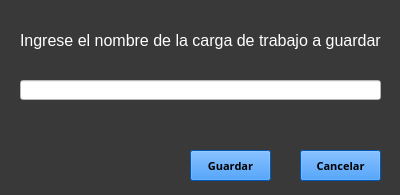
First picture: the form in Dialog_Guardar.ui, repository ianv97/SO, before the edit.
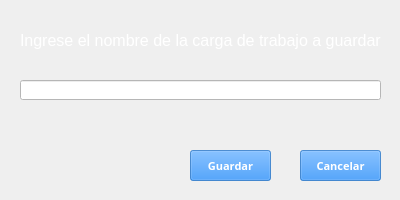
Second picture: the form after the edit. Icons and pictures are not drawn.

Patch:
```diff
--- a/Dialog_Guardar.ui
+++ b/Dialog_Guardar.ui
@@ -7,14 +7,29 @@
     <x>0</x>
     <y>0</y>
     <width>400</width>
-    <height>195</height>
+    <height>200</height>
    </rect>
   </property>
+  <property name="minimumSize">
+   <size>
+    <width>400</width>
+    <height>200</height>
+   </size>
+  </property>
+  <property name="maximumSize">
+   <size>
+    <width>400</width>
+    <height>200</height>
+   </size>
+  </property>
   <property name="windowTitle">
    <string>Guardar carga de trabajo</string>
   </property>
   <property name="styleSheet">
-   <string notr="true">background-color: rgb(57, 57, 57);</string>
+   <string notr="true">background-image:url(Recursos/Fondo.jpg)</string>
+  </property>
+  <property name="modal">
+   <bool>true</bool>
   </property>
   <widget class="QPushButton" name="pushButton_Guardar">
    <property name="geometry">
@@ -31,15 +46,15 @@
       <colorrole role="WindowText">
        <brush brushstyle="SolidPattern">
         <color alpha="255">
-         <red>0</red>
-         <green>0</green>
-         <blue>0</blue>
+         <red>255</red>
+         <green>255</green>
+         <blue>255</blue>
         </color>
        </brush>
       </colorrole>
       <colorrole role="Button">
        <brush brushstyle="SolidPattern">
-        <color alpha="255">
+        <color alpha="150">
          <red>0</red>
          <green>123</green>
          <blue>255</blue>
@@ -49,24 +64,24 @@
       <colorrole role="Text">
        <brush brushstyle="SolidPattern">
         <color alpha="255">
-         <red>0</red>
-         <green>0</green>
-         <blue>0</blue>
+         <red>255</red>
+         <green>255</green>
+         <blue>255</blue>
         </color>
        </brush>
       </colorrole>
       <colorrole role="ButtonText">
        <brush brushstyle="SolidPattern">
         <color alpha="255">
-         <red>0</red>
-         <green>0</green>
-         <blue>0</blue>
+         <red>255</red>
+         <green>255</green>
+         <blue>255</blue>
         </color>
        </brush>
       </colorrole>
       <colorrole role="Base">
        <brush brushstyle="SolidPattern">
-        <color alpha="255">
+        <color alpha="150">
          <red>0</red>
          <green>123</green>
          <blue>255</blue>
@@ -75,7 +90,7 @@
       </colorrole>
       <colorrole role="Window">
        <brush brushstyle="SolidPattern">
-        <color alpha="255">
+        <color alpha="150">
          <red>0</red>
          <green>123</green>
          <blue>255</blue>
@@ -87,15 +102,15 @@
       <colorrole role="WindowText">
        <brush brushstyle="SolidPattern">
         <color alpha="255">
-         <red>0</red>
-         <green>0</green>
-         <blue>0</blue>
+         <red>255</red>
+         <green>255</green>
+         <blue>255</blue>
         </color>
        </brush>
       </colorrole>
       <colorrole role="Button">
        <brush brushstyle="SolidPattern">
-        <color alpha="255">
+        <color alpha="150">
          <red>0</red>
          <green>123</green>
          <blue>255</blue>
@@ -105,24 +120,24 @@
       <colorrole role="Text">
        <brush brushstyle="SolidPattern">
         <color alpha="255">
-         <red>0</red>
-         <green>0</green>
-         <blue>0</blue>
+         <red>255</red>
+         <green>255</green>
+         <blue>255</blue>
         </color>
        </brush>
       </colorrole>
       <colorrole role="ButtonText">
        <brush brushstyle="SolidPattern">
         <color alpha="255">
-         <red>0</red>
-         <green>0</green>
-         <blue>0</blue>
+         <red>255</red>
+         <green>255</green>
+         <blue>255</blue>
         </color>
        </brush>
       </colorrole>
       <colorrole role="Base">
        <brush brushstyle="SolidPattern">
-        <color alpha="255">
+        <color alpha="150">
          <red>0</red>
          <green>123</green>
          <blue>255</blue>
@@ -131,7 +146,7 @@
       </colorrole>
       <colorrole role="Window">
        <brush brushstyle="SolidPattern">
-        <color alpha="255">
+        <color alpha="150">
          <red>0</red>
          <green>123</green>
          <blue>255</blue>
@@ -143,15 +158,15 @@
       <colorrole role="WindowText">
        <brush brushstyle="SolidPattern">
         <color alpha="255">
-         <red>0</red>
-         <green>0</green>
-         <blue>0</blue>
+         <red>255</red>
+         <green>255</green>
+         <blue>255</blue>
         </color>
        </brush>
       </colorrole>
       <colorrole role="Button">
        <brush brushstyle="SolidPattern">
-        <color alpha="255">
+        <color alpha="150">
          <red>0</red>
          <green>123</green>
          <blue>255</blue>
@@ -161,24 +176,24 @@
       <colorrole role="Text">
        <brush brushstyle="SolidPattern">
         <color alpha="255">
-         <red>0</red>
-         <green>0</green>
-         <blue>0</blue>
+         <red>255</red>
+         <green>255</green>
+         <blue>255</blue>
         </color>
        </brush>
       </colorrole>
       <colorrole role="ButtonText">
        <brush brushstyle="SolidPattern">
         <color alpha="255">
-         <red>0</red>
-         <green>0</green>
-         <blue>0</blue>
+         <red>255</red>
+         <green>255</green>
+         <blue>255</blue>
         </color>
        </brush>
       </colorrole>
       <colorrole role="Base">
        <brush brushstyle="SolidPattern">
-        <color alpha="255">
+        <color alpha="150">
          <red>0</red>
          <green>123</green>
          <blue>255</blue>
@@ -187,7 +202,7 @@
       </colorrole>
       <colorrole role="Window">
        <brush brushstyle="SolidPattern">
-        <color alpha="255">
+        <color alpha="150">
          <red>0</red>
          <green>123</green>
          <blue>255</blue>
@@ -213,8 +228,9 @@
     <string>&lt;html&gt;&lt;head/&gt;&lt;body&gt;&lt;p&gt;Guardar carga de trabajo&lt;/p&gt;&lt;/body&gt;&lt;/html&gt;</string>
    </property>
    <property name="styleSheet">
-    <string notr="true">background-color: rgb(0, 123, 255);
-color: rgb(0, 0, 0);</string>
+    <string notr="true">background-image:url();
+background-color: rgb(0, 123, 255, 150);
+color: rgb(255, 255, 255);</string>
    </property>
    <property name="text">
     <string>Guardar</string>
@@ -238,15 +254,15 @@
       <colorrole role="WindowText">
        <brush brushstyle="SolidPattern">
         <color alpha="255">
-         <red>0</red>
-         <green>0</green>
-         <blue>0</blue>
+         <red>255</red>
+         <green>255</green>
+         <blue>255</blue>
         </color>
        </brush>
       </colorrole>
       <colorrole role="Button">
        <brush brushstyle="SolidPattern">
-        <color alpha="255">
+        <color alpha="150">
          <red>0</red>
          <green>123</green>
          <blue>255</blue>
@@ -256,24 +272,24 @@
       <colorrole role="Text">
        <brush brushstyle="SolidPattern">
         <color alpha="255">
-         <red>0</red>
-         <green>0</green>
-         <blue>0</blue>
+         <red>255</red>
+         <green>255</green>
+         <blue>255</blue>
         </color>
        </brush>
       </colorrole>
       <colorrole role="ButtonText">
        <brush brushstyle="SolidPattern">
         <color alpha="255">
-         <red>0</red>
-         <green>0</green>
-         <blue>0</blue>
+         <red>255</red>
+         <green>255</green>
+         <blue>255</blue>
         </color>
        </brush>
       </colorrole>
       <colorrole role="Base">
        <brush brushstyle="SolidPattern">
-        <color alpha="255">
+        <color alpha="150">
          <red>0</red>
          <green>123</green>
          <blue>255</blue>
@@ -282,7 +298,7 @@
       </colorrole>
       <colorrole role="Window">
        <brush brushstyle="SolidPattern">
-        <color alpha="255">
+        <color alpha="150">
          <red>0</red>
          <green>123</green>
          <blue>255</blue>
@@ -294,15 +310,15 @@
       <colorrole role="WindowText">
        <brush brushstyle="SolidPattern">
         <color alpha="255">
-         <red>0</red>
-         <green>0</green>
-         <blue>0</blue>
+         <red>255</red>
+         <green>255</green>
+         <blue>255</blue>
         </color>
        </brush>
       </colorrole>
       <colorrole role="Button">
        <brush brushstyle="SolidPattern">
-        <color alpha="255">
+        <color alpha="150">
          <red>0</red>
          <green>123</green>
          <blue>255</blue>
@@ -312,24 +328,24 @@
       <colorrole role="Text">
        <brush brushstyle="SolidPattern">
         <color alpha="255">
-         <red>0</red>
-         <green>0</green>
-         <blue>0</blue>
+         <red>255</red>
+         <green>255</green>
+         <blue>255</blue>
         </color>
        </brush>
       </colorrole>
       <colorrole role="ButtonText">
        <brush brushstyle="SolidPattern">
         <color alpha="255">
-         <red>0</red>
-         <green>0</green>
-         <blue>0</blue>
+         <red>255</red>
+         <green>255</green>
+         <blue>255</blue>
         </color>
        </brush>
       </colorrole>
       <colorrole role="Base">
        <brush brushstyle="SolidPattern">
-        <color alpha="255">
+        <color alpha="150">
          <red>0</red>
          <green>123</green>
          <blue>255</blue>
@@ -338,7 +354,7 @@
       </colorrole>
       <colorrole role="Window">
        <brush brushstyle="SolidPattern">
-        <color alpha="255">
+        <color alpha="150">
          <red>0</red>
          <green>123</green>
          <blue>255</blue>
@@ -350,15 +366,15 @@
       <colorrole role="WindowText">
        <brush brushstyle="SolidPattern">
         <color alpha="255">
-         <red>0</red>
-         <green>0</green>
-         <blue>0</blue>
+         <red>255</red>
+         <green>255</green>
+         <blue>255</blue>
         </color>
        </brush>
       </colorrole>
       <colorrole role="Button">
        <brush brushstyle="SolidPattern">
-        <color alpha="255">
+        <color alpha="150">
          <red>0</red>
          <green>123</green>
          <blue>255</blue>
@@ -368,24 +384,24 @@
       <colorrole role="Text">
        <brush brushstyle="SolidPattern">
         <color alpha="255">
-         <red>0</red>
-         <green>0</green>
-         <blue>0</blue>
+         <red>255</red>
+         <green>255</green>
+         <blue>255</blue>
         </color>
        </brush>
       </colorrole>
       <colorrole role="ButtonText">
        <brush brushstyle="SolidPattern">
         <color alpha="255">
-         <red>0</red>
-         <green>0</green>
-         <blue>0</blue>
+         <red>255</red>
+         <green>255</green>
+         <blue>255</blue>
         </color>
        </brush>
       </colorrole>
       <colorrole role="Base">
        <brush brushstyle="SolidPattern">
-        <color alpha="255">
+        <color alpha="150">
          <red>0</red>
          <green>123</green>
          <blue>255</blue>
@@ -394,7 +410,7 @@
       </colorrole>
       <colorrole role="Window">
        <brush brushstyle="SolidPattern">
-        <color alpha="255">
+        <color alpha="150">
          <red>0</red>
          <green>123</green>
          <blue>255</blue>
@@ -420,8 +436,9 @@
     <string/>
    </property>
    <property name="styleSheet">
-    <string notr="true">background-color: rgb(0, 123, 255);
-color: rgb(0, 0, 0);</string>
+    <string notr="true">background-image:url();
+background-color: rgb(0, 123, 255, 150);
+color: rgb(255, 255, 255);</string>
    </property>
    <property name="text">
     <string>Cancelar</string>
```
Left out of the diff: 13 changed lines with no effect on the pictures.
